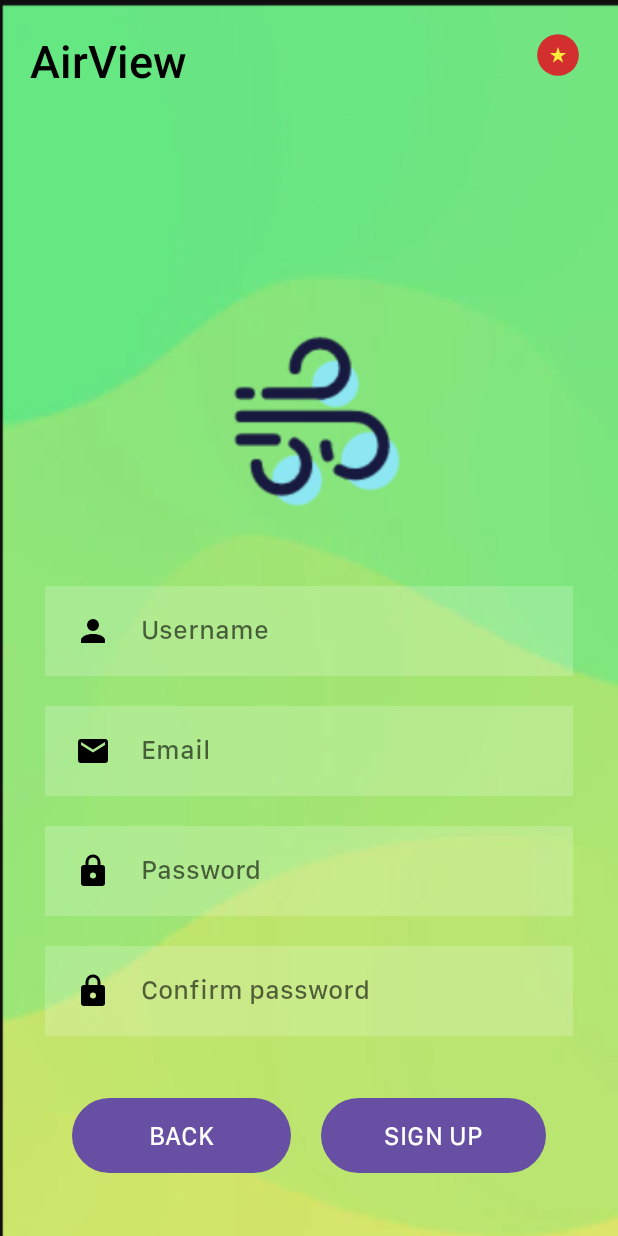
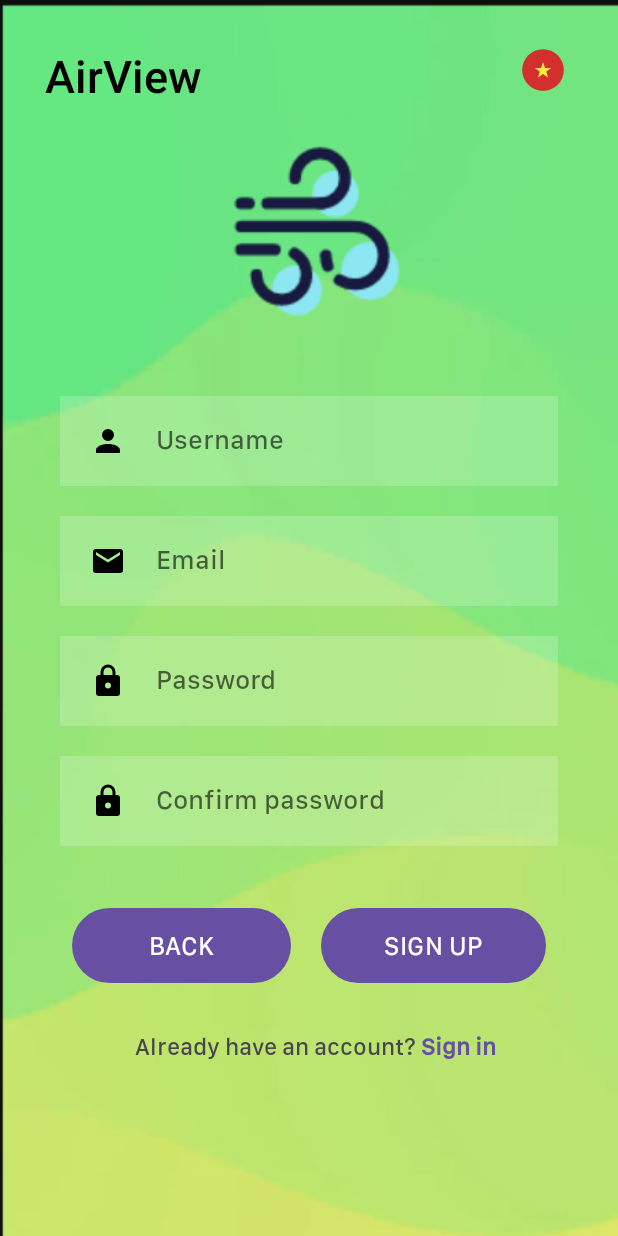
Before and after one commit to d3m0l15h/AirView_NT118, an Android app: the SignUpActivity screen opened directly, with no data from a screen before it, on a phone screen of 412 x 824 dp. Run offline under Robolectric (Android 15) with nearby library versions, the phone set to English and light mode, and no system bars.

Commit message:
add text to navigate sign in, sign up page

```diff
--- a/app/src/main/java/uit/com/airview/SignUpActivity.java
+++ b/app/src/main/java/uit/com/airview/SignUpActivity.java
@@ -4,6 +4,7 @@ import android.content.Intent;
 import android.os.Bundle;
 import android.widget.Button;
 import android.widget.EditText;
+import android.widget.TextView;
 
 import androidx.annotation.Nullable;
 import androidx.appcompat.app.AppCompatActivity;
@@ -11,6 +12,7 @@ import androidx.appcompat.app.AppCompatActivity;
 public class SignUpActivity extends BaseActivity {
     private Button back;
     private Button signUp;
+    private TextView toSignIn;
     private EditText username;
     private EditText email;
     private EditText pwd;
@@ -26,6 +28,13 @@ public class SignUpActivity extends BaseActivity {
         back = findViewById(R.id.s2_back);
         back.setOnClickListener(view -> {
             Intent intent = new Intent(this, MainActivity.class);
+            startActivity(intent);
+        });
+
+        // To Sign In Activity
+        toSignIn = findViewById(R.id.s2_toSignIn);
+        toSignIn.setOnClickListener(view -> {
+            Intent intent = new Intent(this, SignInActivity.class);
             startActivity(intent);
         });
 
--- a/app/src/main/res/layout-land/screen2.xml
+++ b/app/src/main/res/layout-land/screen2.xml
@@ -46,8 +46,6 @@
                     android:background="@color/transparent"
                     app:srcCompat="@mipmap/vietnam" />
             </RelativeLayout>
-
-
 
             <ImageView
                 android:id="@+id/imageView4"
@@ -137,7 +135,7 @@
                 android:layout_width="match_parent"
                 android:layout_height="wrap_content"
                 android:layout_marginTop="10dp"
-                android:layout_marginBottom="30dp"
+                android:layout_marginBottom="10dp"
                 android:gravity="center"
                 android:orientation="horizontal">
 
@@ -161,6 +159,37 @@
             </LinearLayout>
 
 
+            <LinearLayout
+                android:id="@+id/toSignInLayOut"
+                android:layout_width="match_parent"
+                android:layout_height="wrap_content"
+                android:layout_alignParentBottom="true"
+                android:layout_marginBottom="25dp"
+                android:gravity="center"
+                android:orientation="horizontal">
+
+                <TextView
+                    android:id="@+id/textView"
+                    android:layout_width="wrap_content"
+                    android:layout_height="wrap_content"
+                    android:layout_marginStart="0dp"
+                    android:layout_marginEnd="0dp"
+                    android:paddingLeft="10dp"
+                    android:text="Already have an account? "
+                    android:textSize="16sp" />
+
+                <TextView
+                    android:id="@+id/s2_toSignIn"
+                    android:layout_width="wrap_content"
+                    android:layout_height="wrap_content"
+                    android:layout_centerHorizontal="true"
+                    android:layout_centerVertical="true"
+                    android:background="@color/transparent"
+                    android:text="Sign in"
+                    android:textColor="#6750a4"
+                    android:textFontWeight="700"
+                    android:textSize="16sp" />
+            </LinearLayout>
         </LinearLayout>
     </ScrollView>
 
--- a/app/src/main/res/layout/screen2.xml
+++ b/app/src/main/res/layout/screen2.xml
@@ -7,14 +7,19 @@
     android:background="@drawable/green_screen"
     tools:context=".SignUpActivity">
 
-    <ImageButton
-        android:id="@+id/languageBtn"
-        android:layout_width="80dp"
+    <ScrollView
+        android:layout_width="match_parent"
+        android:layout_height="match_parent"
+        android:padding="10dp">
+
+        <LinearLayout
+            android:layout_width="match_parent"
             android:layout_height="wrap_content"
-        android:layout_alignParentEnd="true"
-        android:layout_marginTop="20dp"
-        android:background="@color/transparent"
-        app:srcCompat="@mipmap/vietnam" />
+            android:orientation="vertical">
+
+            <RelativeLayout
+                android:layout_width="match_parent"
+                android:layout_height="wrap_content">
 
                 <TextView
                     android:id="@+id/textView2"
@@ -27,34 +32,16 @@
                     android:textColor="@color/black"
                     android:textSize="30sp" />
 
-    <LinearLayout
-        android:id="@+id/layout2"
-        android:layout_width="match_parent"
+                <ImageButton
+                    android:id="@+id/languageBtn"
+                    android:layout_width="80dp"
                     android:layout_height="wrap_content"
-        android:layout_alignParentBottom="true"
-        android:layout_marginTop="0dp"
-        android:layout_marginBottom="30dp"
-        android:gravity="center"
-        android:orientation="horizontal">
+                    android:layout_alignParentEnd="true"
+                    android:layout_marginTop="20dp"
+                    android:background="@color/transparent"
+                    app:srcCompat="@mipmap/vietnam" />
+            </RelativeLayout>
 
-        <Button
-            android:id="@+id/s2_back"
-            android:layout_width="146dp"
-            android:layout_height="58dp"
-            android:layout_marginEnd="10dp"
-            android:layout_marginBottom="5dp"
-            android:text="@string/back"
-            android:textSize="17sp" />
-
-        <Button
-            android:id="@+id/s2_signUp"
-            android:layout_width="150dp"
-            android:layout_height="58dp"
-            android:layout_marginStart="10dp"
-            android:layout_marginBottom="5dp"
-            android:text="@string/signUp"
-            android:textSize="17sp" />
-    </LinearLayout>
 
             <ImageView
                 android:id="@+id/imageView4"
@@ -62,8 +49,9 @@
                 android:layout_height="123dp"
                 android:layout_above="@+id/s2_username"
                 android:layout_centerHorizontal="true"
+                android:layout_gravity="center"
+                android:layout_marginTop="20dp"
                 android:layout_marginBottom="40dp"
-
                 app:srcCompat="@drawable/air" />
 
             <EditText
@@ -143,4 +131,66 @@
                 android:textColor="@color/black"
                 android:textColorHint="#99000000" />
 
+            <LinearLayout
+                android:id="@+id/layout2"
+                android:layout_width="match_parent"
+                android:layout_height="wrap_content"
+                android:layout_marginTop="0dp"
+                android:layout_marginBottom="20dp"
+                android:gravity="center"
+                android:orientation="horizontal">
+
+                <Button
+                    android:id="@+id/s2_back"
+                    android:layout_width="146dp"
+                    android:layout_height="58dp"
+                    android:layout_marginEnd="10dp"
+                    android:layout_marginBottom="5dp"
+                    android:text="@string/back"
+                    android:textSize="17sp" />
+
+                <Button
+                    android:id="@+id/s2_signUp"
+                    android:layout_width="150dp"
+                    android:layout_height="58dp"
+                    android:layout_marginStart="10dp"
+                    android:layout_marginBottom="5dp"
+                    android:text="@string/signUp"
+                    android:textSize="17sp" />
+            </LinearLayout>
+
+            <LinearLayout
+                android:id="@+id/toSignInLayOut"
+                android:layout_width="match_parent"
+                android:layout_height="wrap_content"
+                android:layout_alignParentBottom="true"
+                android:layout_marginBottom="25dp"
+                android:gravity="center"
+                android:orientation="horizontal">
+
+                <TextView
+                    android:id="@+id/textView"
+                    android:layout_width="wrap_content"
+                    android:layout_height="wrap_content"
+                    android:layout_marginStart="0dp"
+                    android:layout_marginEnd="0dp"
+                    android:paddingLeft="10dp"
+                    android:text="Already have an account? "
+                    android:textSize="16sp" />
+
+                <TextView
+                    android:id="@+id/s2_toSignIn"
+                    android:layout_width="wrap_content"
+                    android:layout_height="wrap_content"
+                    android:layout_centerHorizontal="true"
+                    android:layout_centerVertical="true"
+                    android:background="@color/transparent"
+                    android:text="Sign in"
+                    android:textColor="#6750a4"
+                    android:textFontWeight="700"
+                    android:textSize="16sp" />
+            </LinearLayout>
+
+        </LinearLayout>
+    </ScrollView>
 </RelativeLayout>
```
Also changed, not shown: app/src/main/java/uit/com/airview/SignInActivity.java (+12 -0 lines), app/src/main/res/layout-land/screen3.xml (+83 -34 lines), app/src/main/res/layout/screen3.xml (+34 -2 lines), 1 other file. Lines whose indentation alone changed are shown as unchanged.
